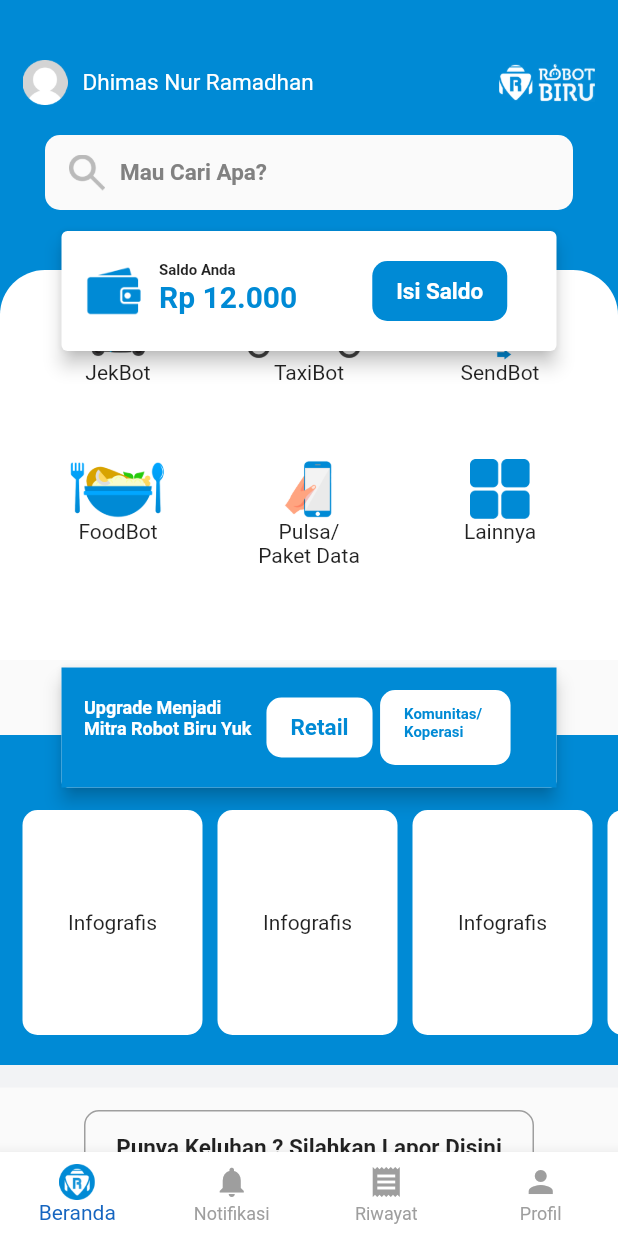
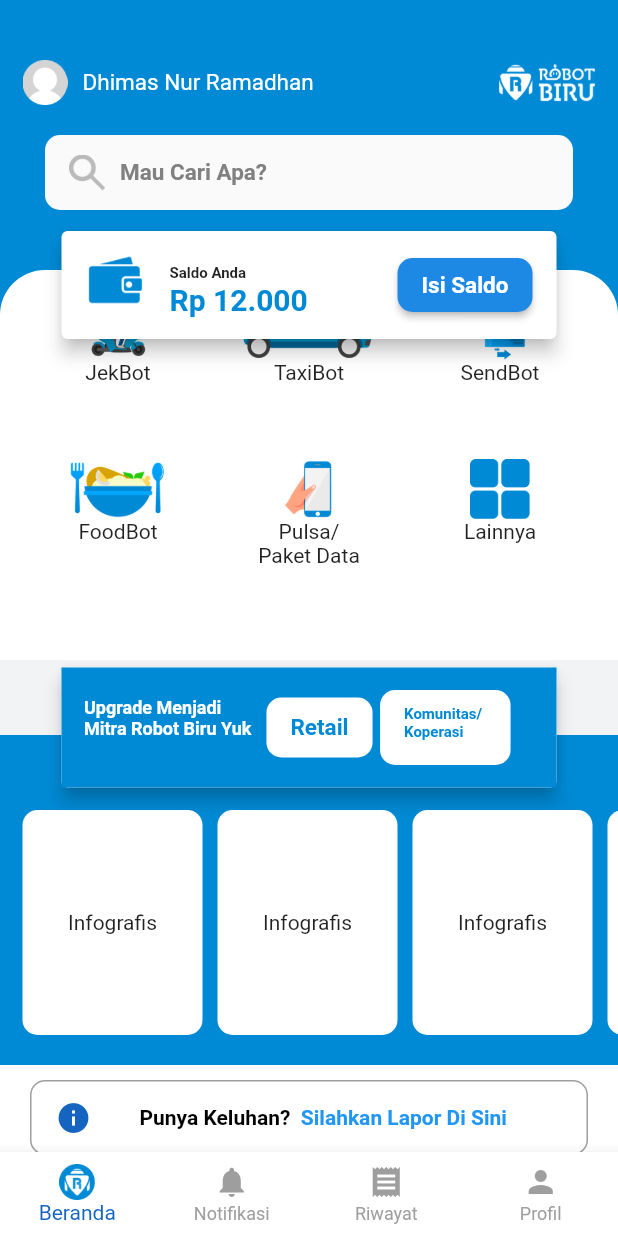
Before and after one commit to idhamramadito/robotbiru, a Flutter app: the screen it shows after launch, on a phone screen of 412 x 824 dp. Run offline on Flutter 3.47's test engine with Material 2 defaults, Android fonts, the phone set to English and light mode, and no system bars; our stand-ins replace modal_bottom_sheet.

Commit message:
modified complain button

```diff
--- a/homepage/lib/pages/dashboard_tabs/home/UI_components/account_balance.dart
+++ b/homepage/lib/pages/dashboard_tabs/home/UI_components/account_balance.dart
@@ -14,68 +14,38 @@ class AccountBalance extends StatelessWidget {
         elevation: 5,
         child: Container(
           width: 330,
-          height: 80,
-          child: Row(
-            children: [
-              Container(
-                margin: EdgeInsets.only(left: 15),
-                child: Image.asset(
-                  "images/dompet.png",
-                  width: 40,
-                  height: 40,
+          child: ListTile(
+            leading: Image.asset("images/dompet.png", width: 40),
+            title: Text(
+              "Saldo Anda",
+              style: TextStyle(fontSize: 10, fontWeight: FontWeight.bold),
             ),
-              ),
-              SizedBox(
-                width: 10,
-              ),
-              Column(
-                crossAxisAlignment: CrossAxisAlignment.start,
-                children: [
-                  Container(
-                    margin: EdgeInsets.only(top: 20),
-                    child: Text(
-                      "Saldo Anda",
-                      style:
-                          TextStyle(fontSize: 10, fontWeight: FontWeight.bold),
-                    ),
-                  ),
-                  Container(
-                    child: Text(
+            subtitle: Text(
               "Rp 12.000",
               style: TextStyle(
                 fontSize: 20,
                 fontWeight: FontWeight.bold,
-                          color: Color(0xff008AD5)),
+                color: Color(0xff008AD5),
               ),
-                  )
-                ],
             ),
-              SizedBox(
-                width: 50,
+            trailing: ElevatedButton(
+              style: ElevatedButton.styleFrom(
+                  shape: RoundedRectangleBorder(
+                    borderRadius: new BorderRadius.circular(10.0),
                   ),
-              Container(
-                child: ButtonTheme(
-                  minWidth: 50,
-                  height: 40,
-                  child: FlatButton(
+                  primary: Colors.blue[600],
+                  onPrimary: Colors.white),
               onPressed: () {
                 Navigator.of(context).pushNamed('/topup');
               },
-                    color: Color(0xff008AD5),
-                    shape: RoundedRectangleBorder(
-                        borderRadius: new BorderRadius.circular(10.0)),
               child: Text(
                 "Isi Saldo",
                 style: TextStyle(
                     fontSize: 15,
                     color: Colors.white,
                     fontWeight: FontWeight.bold),
-                      textAlign: TextAlign.center,
               ),
             ),
-                ),
-              )
-            ],
           ),
         ),
       ),
--- a/homepage/lib/pages/dashboard_tabs/home/UI_components/complaint_button.dart
+++ b/homepage/lib/pages/dashboard_tabs/home/UI_components/complaint_button.dart
@@ -8,20 +8,35 @@ class ComplaintButton extends StatelessWidget {
   @override
   Widget build(BuildContext context) {
     return Container(
-      padding: EdgeInsets.all(15),
-      child: ButtonTheme(
-        minWidth: 300,
-        height: 50,
-        child: FlatButton(
-          onPressed: () {},
-          color: Colors.transparent,
-          shape: RoundedRectangleBorder(
-              borderRadius: new BorderRadius.circular(10.0),
-              side: BorderSide(color: Colors.grey)),
-          child: Text(
-            "Punya Keluhan ? Silahkan Lapor Disini",
-            style: TextStyle(fontSize: 15, fontWeight: FontWeight.bold),
-            textAlign: TextAlign.center,
+      color: Colors.white,
+      padding: const EdgeInsets.symmetric(horizontal: 20, vertical: 10),
+      child: Container(
+        decoration: BoxDecoration(
+          color: Colors.white,
+          borderRadius: BorderRadius.all(Radius.circular(10)),
+          border: Border.all(color: Colors.grey),
+        ),
+        child: ListTile(
+          dense: true,
+          onTap: () {},
+          leading: Icon(Icons.info, color: Colors.blue[800]),
+          title: RichText(
+            text: TextSpan(
+              text: 'Punya Keluhan?  ',
+              style: TextStyle(
+                color: Colors.black,
+                fontWeight: FontWeight.bold,
+              ),
+              children: <TextSpan>[
+                TextSpan(
+                  text: 'Silahkan Lapor Di Sini',
+                  style: TextStyle(
+                    color: Colors.blue,
+                    fontWeight: FontWeight.bold,
+                  ),
+                ),
+              ],
+            ),
           ),
         ),
       ),
--- a/homepage/lib/pages/dashboard_tabs/home/home.dart
+++ b/homepage/lib/pages/dashboard_tabs/home/home.dart
@@ -29,6 +29,7 @@ class _PageDashboard extends State<Home> {
   @override
   Widget build(BuildContext context) {
     return Scaffold(
+      backgroundColor: Color(0xffF2F3F5),
       body: SingleChildScrollView(
         child: Column(
           children: [
@@ -63,13 +64,9 @@ class _PageDashboard extends State<Home> {
                 ],
               ),
             ),
-            Container(height: 15, color: Color(0xffF2F3F5)),
             ComplaintButton(),
-            Container(height: 15, color: Color(0xffF2F3F5)),
             PromoCard1(),
-            Container(height: 15, color: Color(0xffF2F3F5)),
             PromoCard2(),
-            Container(height: 15, color: Color(0xffF2F3F5)),
           ],
         ),
       ),
```
Lines whose indentation alone changed are shown as unchanged.
